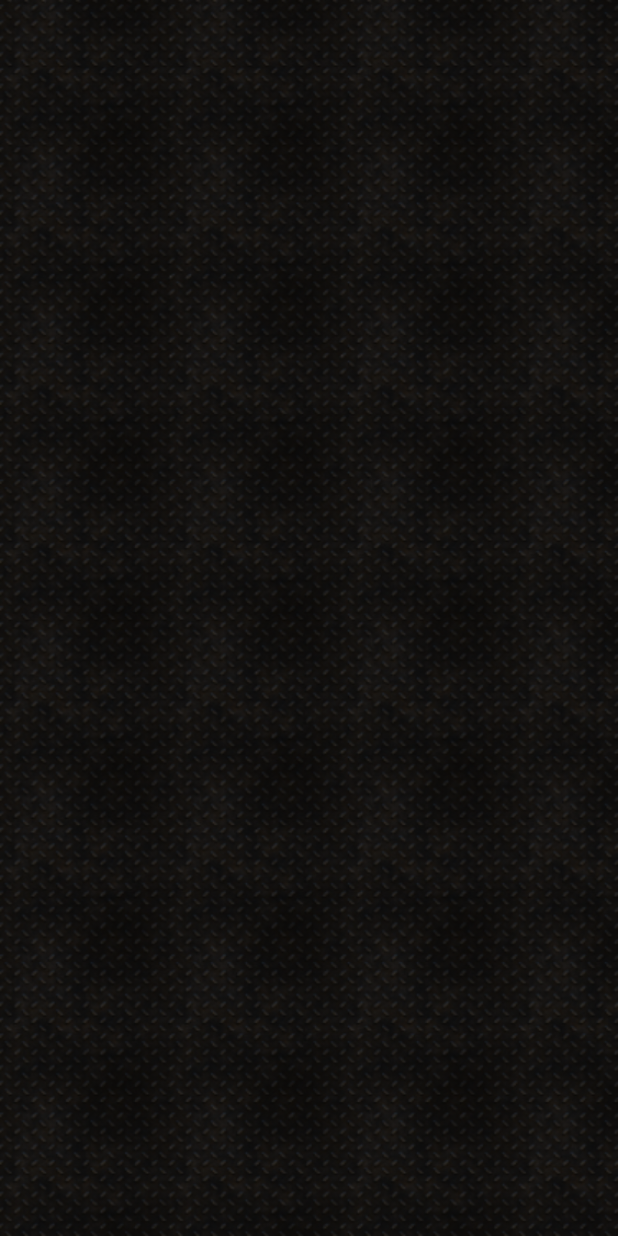
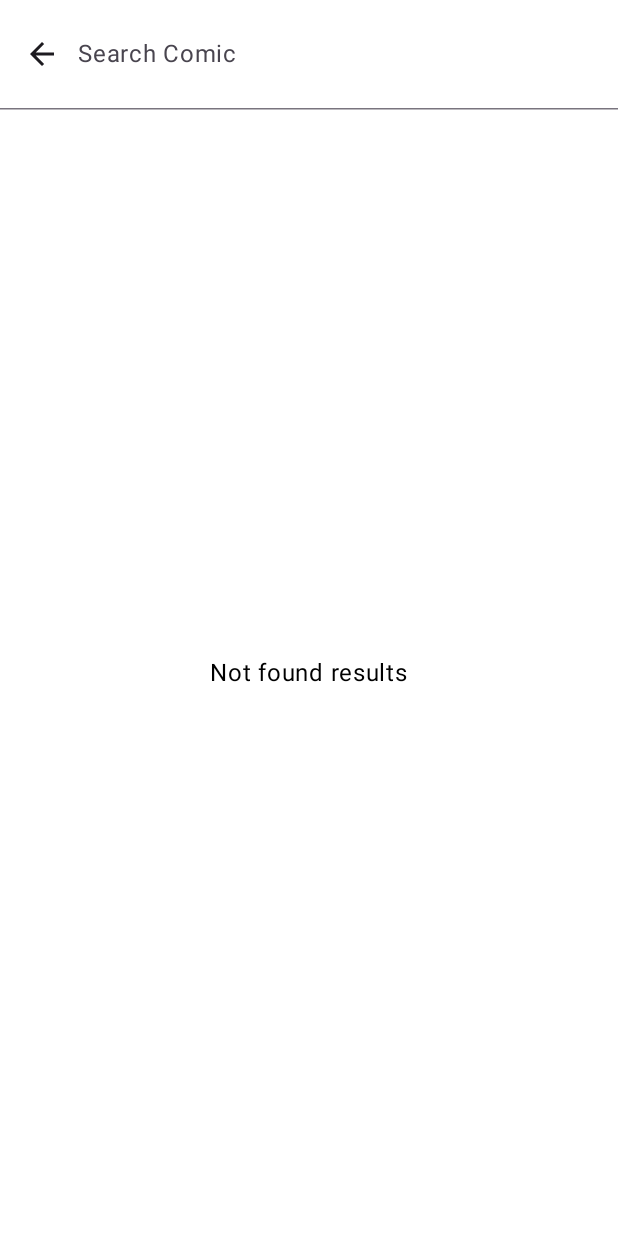
Before and after one commit to alvarof18/marvelinfo, an Android app built with Jetpack Compose: the SearchScreen screen opened through its navigation route, on a phone screen of 412 x 824 dp. Run offline under Robolectric (Android 15) with nearby library versions, the phone set to English and light mode, and no system bars; our stand-ins replace Room's generated code; network calls fail; pictures from the network do not load; 1 statement that could not run was skipped.

Commit message:
Search Screen Done!!

```diff
--- a/app/src/main/java/com/alvarof18/marvelinfo/config/MarvelInfoNav.kt
+++ b/app/src/main/java/com/alvarof18/marvelinfo/config/MarvelInfoNav.kt
@@ -1,8 +1,6 @@
 package com.alvarof18.marvelinfo.config
 
 
-import androidx.compose.animation.EnterTransition
-import androidx.compose.animation.ExitTransition
 import androidx.compose.runtime.Composable
 import androidx.compose.ui.Modifier
 import androidx.lifecycle.viewmodel.compose.viewModel
@@ -16,6 +14,7 @@ import com.alvarof18.marvelinfo.ui.comics.ComicsViewModel
 import com.alvarof18.marvelinfo.ui.comics.FavoriteComicScreen
 import com.alvarof18.marvelinfo.ui.home.HomeScreen
 import com.alvarof18.marvelinfo.ui.search.SearchScreen
+import com.alvarof18.marvelinfo.ui.search.SearchViewModel
 
 
 @Composable
@@ -24,18 +23,35 @@ fun MarvelInfoNav(
     modifier: Modifier = Modifier,
 ) {
 
-    val viewModelComic:ComicsViewModel = viewModel()
+    val viewModelComic: ComicsViewModel = viewModel()
+    val viewModelSearch: SearchViewModel = viewModel()
     NavHost(
         modifier = modifier,
         navController = navController, startDestination = Routes.Home.route,
-      //  enterTransition = { EnterTransition.None},
-      //  exitTransition = { ExitTransition.None }
+        //  enterTransition = { EnterTransition.None},
+        //  exitTransition = { ExitTransition.None }
     ) {
         composable(route = Routes.Home.route) { HomeScreen(navController = navController) }
-        composable(route = Routes.Comics.route) { ComicsScreen(navController = navController, comicViewModel = viewModelComic) }
-        composable(route = Routes.FavoriteComics.route){ FavoriteComicScreen(comicViewModel = viewModelComic,navController = navController )}
+        composable(route = Routes.Comics.route) {
+            ComicsScreen(
+                navController = navController,
+                comicViewModel = viewModelComic
+            )
+        }
+        composable(route = Routes.FavoriteComics.route) {
+            FavoriteComicScreen(
+                comicViewModel = viewModelComic,
+                navController = navController
+            )
+        }
         composable(route = Routes.Characters.route) { CharactersScreen() }
-        composable(route = Routes.SearchComic.route) { SearchScreen() }
+        composable(route = Routes.SearchComic.route) {
+            SearchScreen(
+                navController = navController,
+                viewModelSearch = viewModelSearch,
+                viewModelComic
+            )
+        }
         composable(route = Routes.ComicsDetails.route) { backStackEntry ->
             ComicDetailScreen(
                 comicViewModel = viewModelComic,
--- a/app/src/main/java/com/alvarof18/marvelinfo/data/mapper/MarvelMapper.kt
+++ b/app/src/main/java/com/alvarof18/marvelinfo/data/mapper/MarvelMapper.kt
@@ -33,5 +33,8 @@ class MarvelMapper {
                 format = marvelLocal.format
             )
         }
+
+
+
     }
 }
--- a/app/src/main/java/com/alvarof18/marvelinfo/data/network/clients/marvel/MarvelClient.kt
+++ b/app/src/main/java/com/alvarof18/marvelinfo/data/network/clients/marvel/MarvelClient.kt
@@ -9,4 +9,10 @@ interface MarvelClient{
     @GET("comics?ts=1&apikey=c99506d64c21e849503f53b22673b19f&hash=51b06d05d152ade14234d6579d79f9ae")
     suspend fun getComics( @Query("offset") offset:String): Response<MarvelResponse>
 
+    @GET("comics?ts=1&apikey=c99506d64c21e849503f53b22673b19f&hash=51b06d05d152ade14234d6579d79f9ae")
+    suspend fun searchComics( @Query("titleStartsWith") query:String): Response<MarvelResponse>
+
+    @GET("comics/{comicId}?ts=1&apikey=c99506d64c21e849503f53b22673b19f&hash=51b06d05d152ade14234d6579d79f9ae")
+    suspend fun getComicById(@Path("comicId") comicId:Long):Response<MarvelResponse>
+
 }
--- a/app/src/main/java/com/alvarof18/marvelinfo/domain/MarvelRepository.kt
+++ b/app/src/main/java/com/alvarof18/marvelinfo/domain/MarvelRepository.kt
@@ -4,6 +4,7 @@ import com.alvarof18.marvelinfo.domain.model.ComicsModel
 
 interface MarvelRepository {
     suspend fun getComics(offset:String):List<ComicsModel>
-
+    suspend fun searchComics(query:String):List<ComicsModel>
+    suspend fun getComicById(comicId:Long):ComicsModel
 
 }
--- a/app/src/main/java/com/alvarof18/marvelinfo/domain/usecases/GetComicsUseCase.kt
+++ b/app/src/main/java/com/alvarof18/marvelinfo/domain/usecases/GetComicsUseCase.kt
@@ -7,4 +7,7 @@ class GetComicsUseCase {
     private val repository = MarvelRepositoryImpl()
     suspend operator fun invoke(offset: String): List<ComicsModel> =
         repository.getComics(offset = offset)
+
+    suspend fun getComicById(comicId:Long):ComicsModel = repository.getComicById(comicId)
+
 }
--- /dev/null
+++ b/app/src/main/java/com/alvarof18/marvelinfo/domain/usecases/SearchComicUseCase.kt
@@ -0,0 +1,15 @@
+package com.alvarof18.marvelinfo.domain.usecases
+
+import com.alvarof18.marvelinfo.data.MarvelRepositoryImpl
+import com.alvarof18.marvelinfo.domain.model.ComicsModel
+
+class SearchComicUseCase {
+
+    private val repository = MarvelRepositoryImpl()
+
+    suspend fun searchComics(query: String): List<ComicsModel> {
+        return repository.searchComics(query)
+
+    }
+
+}
--- a/app/src/main/java/com/alvarof18/marvelinfo/ui/comics/ComicDetailScreen.kt
+++ b/app/src/main/java/com/alvarof18/marvelinfo/ui/comics/ComicDetailScreen.kt
@@ -15,7 +15,6 @@ import androidx.compose.foundation.rememberScrollState
 import androidx.compose.foundation.shape.RoundedCornerShape
 import androidx.compose.foundation.verticalScroll
 import androidx.compose.material.icons.Icons
-import androidx.compose.material.icons.automirrored.filled.ArrowBack
 import androidx.compose.material.icons.filled.Favorite
 import androidx.compose.material.icons.sharp.FavoriteBorder
 import androidx.compose.material3.HorizontalDivider
@@ -23,6 +22,8 @@ import androidx.compose.material3.Icon
 import androidx.compose.material3.IconButton
 import androidx.compose.material3.Text
 import androidx.compose.runtime.Composable
+import androidx.compose.runtime.collectAsState
+import androidx.compose.runtime.getValue
 import androidx.compose.ui.Alignment
 import androidx.compose.ui.Modifier
 import androidx.compose.ui.draw.clip
@@ -45,7 +46,8 @@ fun ComicDetailScreen(
     navController: NavHostController
 ) {
 
-    val comicSelected = comicViewModel.comicSelected
+    val comicSelected by comicViewModel.comicSelected.collectAsState()
+
 
     Box {
         Column(
--- a/app/src/main/java/com/alvarof18/marvelinfo/ui/comics/ComicsScreen.kt
+++ b/app/src/main/java/com/alvarof18/marvelinfo/ui/comics/ComicsScreen.kt
@@ -108,12 +108,6 @@ fun ComicsScreen(
 
 }
 
-//Todo {
-// - Colocar una imagen gif para el loading
-// - Realizar la peticion HTTP para buscar informacion del comic,
-// - Crear viewModelDetalle, navegar desde la principal hacia el detalle
-// }
-
 @Composable
 fun ComicItemCard(comic: ComicsModel, navigateTo: () -> Unit, viewModelComic: ComicsViewModel) {
 
--- a/app/src/main/java/com/alvarof18/marvelinfo/ui/ffff.kt
+++ /dev/null
@@ -1,4 +0,0 @@
-package com.alvarof18.marvelinfo.ui
-
-class ffff {
-}
--- a/app/src/main/java/com/alvarof18/marvelinfo/ui/search/SearchScreen.kt
+++ b/app/src/main/java/com/alvarof18/marvelinfo/ui/search/SearchScreen.kt
@@ -1,23 +1,167 @@
 package com.alvarof18.marvelinfo.ui.search
 
-import androidx.compose.foundation.background
+import androidx.compose.foundation.clickable
 import androidx.compose.foundation.layout.Box
+import androidx.compose.foundation.layout.Column
+import androidx.compose.foundation.layout.Row
+import androidx.compose.foundation.layout.Spacer
+import androidx.compose.foundation.layout.fillMaxHeight
 import androidx.compose.foundation.layout.fillMaxSize
+import androidx.compose.foundation.layout.fillMaxWidth
+import androidx.compose.foundation.layout.height
+import androidx.compose.foundation.layout.padding
+import androidx.compose.foundation.layout.width
+import androidx.compose.foundation.lazy.LazyColumn
+import androidx.compose.foundation.lazy.items
+import androidx.compose.material.icons.Icons
+import androidx.compose.material.icons.automirrored.filled.ArrowBack
+import androidx.compose.material.icons.filled.Clear
+import androidx.compose.material3.ExperimentalMaterial3Api
+import androidx.compose.material3.Icon
+import androidx.compose.material3.IconButton
+import androidx.compose.material3.SearchBar
+import androidx.compose.material3.SearchBarDefaults
+import androidx.compose.material3.Text
 import androidx.compose.runtime.Composable
+import androidx.compose.runtime.getValue
+import androidx.compose.runtime.mutableStateOf
+import androidx.compose.runtime.remember
+import androidx.compose.runtime.setValue
+import androidx.compose.ui.Alignment
 import androidx.compose.ui.Modifier
 import androidx.compose.ui.graphics.Color
+import androidx.compose.ui.platform.LocalContext
+import androidx.compose.ui.platform.LocalSoftwareKeyboardController
+import androidx.compose.ui.text.font.FontWeight
 import androidx.compose.ui.tooling.preview.Preview
+import androidx.compose.ui.unit.dp
+import androidx.navigation.NavHostController
+import coil.compose.AsyncImage
+import coil.request.ImageRequest
+import com.alvarof18.marvelinfo.config.Routes
+import com.alvarof18.marvelinfo.domain.model.ComicsModel
+import com.alvarof18.marvelinfo.ui.comics.ComicsViewModel
+
+
+@OptIn(ExperimentalMaterial3Api::class)
+@Composable
+fun SearchScreen(
+    navController: NavHostController,
+    viewModelSearch: SearchViewModel,
+    viewModelComic: ComicsViewModel
+) {
+
+    var query by remember {
+        mutableStateOf("")
+    }
+
+    var showClear by remember {
+        mutableStateOf(false)
+    }
+
+    var active by remember {
+        mutableStateOf(true)
+    }
+
+    val controller = LocalSoftwareKeyboardController.current
+
+    SearchBar(
+        modifier = Modifier.fillMaxWidth(),
+        leadingIcon = {
+            IconButton(onClick = { navController.popBackStack() }) {
+                Icon(imageVector = Icons.AutoMirrored.Filled.ArrowBack, contentDescription = "")
+            }
+        },
+        trailingIcon = {
+            if (showClear)
+                IconButton(onClick = {
+                    query = ""
+                    showClear = false
+                }) {
+                    Icon(imageVector = Icons.Default.Clear, contentDescription = "")
+                }
+        },
+        colors = SearchBarDefaults.colors(containerColor = Color.White),
+        placeholder = { Text(text = "Search Comic") },
+        shape = SearchBarDefaults.fullScreenShape,
+        query = query,
+        onQueryChange = {
+            query = it
+            showClear = query.isNotEmpty()
+            viewModelSearch.searchComic(query)
+
+        },
+        onSearch = {
+            viewModelSearch.searchComic(query)
+            controller?.hide()
+        },
+        active = active,
+        onActiveChange = { active = it }) {
+
+        //Resultado de la busqueda
+        if (viewModelSearch.listResult.isEmpty()) {
+            NotFoundData()
+        }
+        LazyColumn() {
+            items(viewModelSearch.listResult) { comic ->
+                ResultItem(comic = comic) {
+
+                    viewModelComic.getComicById(comicId = comic.id)
+                    navController.navigate(
+                        Routes.ComicsDetails.route.replace(
+                            oldValue = "{comicId}",
+                            newValue = comic.id.toString()
+                        )
+                    ){
+                       // popUpTo(Routes.SearchComic.route){inclusive = true}
+                        launchSingleTop = true
+                    }
+                }
+            }
+        }
+    }
+
+}
 
 @Composable
-fun SearchScreen(){
-        Box(modifier = Modifier.fillMaxSize()){
-
-        }
+fun NotFoundData() {
+    Box(contentAlignment = Alignment.Center, modifier = Modifier.fillMaxSize()) {
+        Text(text = "Not found results")
+    }
 }
 
-@Preview
 @Composable
-fun previewSearchScreen(){
+fun ResultItem(comic: ComicsModel, onClick: () -> Unit) {
 
-        SearchScreen()
+    Row(
+        modifier = Modifier
+            .fillMaxWidth()
+            .padding(8.dp)
+            .clickable { onClick() }
+    ) {
+        AsyncImage(
+            model = ImageRequest.Builder(LocalContext.current).data(comic.urlPoster).crossfade(true)
+                .build(), contentDescription = ""
+        )
+        Spacer(modifier = Modifier.width(8.dp))
+        Column(
+            Modifier
+                .fillMaxHeight()
+                .padding(vertical = 8.dp)
+        ) {
+            Text(text = comic.title, fontWeight = FontWeight.Bold)
+            Spacer(modifier = Modifier.height(4.dp))
+            Text(text = "Pages: ${comic.pages}")
+            Spacer(modifier = Modifier.height(4.dp))
+            Text(text = "Format: ${comic.format}")
+        }
+    }
+
 }
+
+@Preview(showBackground = true)
+@Composable
+fun previewSearchScreen() {
+
+    //  SearchScreen(navController, viewModelSearch)
+}
--- /dev/null
+++ b/app/src/main/java/com/alvarof18/marvelinfo/ui/search/SearchViewModel.kt
@@ -0,0 +1,28 @@
+package com.alvarof18.marvelinfo.ui.search
+
+import androidx.compose.runtime.mutableStateListOf
+import androidx.lifecycle.ViewModel
+import androidx.lifecycle.viewModelScope
+
+import com.alvarof18.marvelinfo.domain.model.ComicsModel
+import com.alvarof18.marvelinfo.domain.usecases.SearchComicUseCase
+import com.alvarof18.marvelinfo.ui.comics.ComicsViewModel
+import kotlinx.coroutines.launch
+
+class SearchViewModel: ViewModel(){
+
+    private val searchUseCase = SearchComicUseCase()
+
+
+    private var _listResult = mutableStateListOf<ComicsModel>()
+    var listResult: List<ComicsModel> = _listResult
+
+    fun searchComic(query:String) {
+        _listResult.clear()
+        if (query.length >= 3) {
+            viewModelScope.launch {
+                _listResult.addAll(searchUseCase.searchComics(query))
+            }
+        }
+    }
+}
--- a/app/src/main/java/com/alvarof18/marvelinfo/ui/theme/MapperComics.kt
+++ /dev/null
@@ -1,4 +0,0 @@
-package com.alvarof18.marvelinfo.ui.theme
-
-class MapperComics {
-}
--- a/app/src/main/java/com/alvarof18/marvelinfo/ui/theme/Theme.kt
+++ b/app/src/main/java/com/alvarof18/marvelinfo/ui/theme/Theme.kt
@@ -10,6 +10,7 @@ import androidx.compose.material3.dynamicLightColorScheme
 import androidx.compose.material3.lightColorScheme
 import androidx.compose.runtime.Composable
 import androidx.compose.runtime.SideEffect
+import androidx.compose.ui.graphics.Color
 import androidx.compose.ui.graphics.toArgb
 import androidx.compose.ui.platform.LocalContext
 import androidx.compose.ui.platform.LocalView
@@ -41,7 +42,7 @@ private val LightColorScheme = lightColorScheme(
 fun MarvelinfoTheme(
     darkTheme: Boolean = isSystemInDarkTheme(),
     // Dynamic color is available on Android 12+
-    dynamicColor: Boolean = true,
+    dynamicColor: Boolean = false,
     content: @Composable () -> Unit
 ) {
     val colorScheme = when {
@@ -57,7 +58,7 @@ fun MarvelinfoTheme(
     if (!view.isInEditMode) {
         SideEffect {
             val window = (view.context as Activity).window
-            window.statusBarColor = colorScheme.primary.toArgb()
+            window.statusBarColor = Color.Black.toArgb()
             WindowCompat.getInsetsController(window, view).isAppearanceLightStatusBars = darkTheme
         }
     }
--- a/app/src/main/java/com/alvarof18/marvelinfo/ui/theme/ddd.kt
+++ /dev/null
@@ -1,4 +0,0 @@
-package com.alvarof18.marvelinfo.ui.theme
-
-class ddd {
-}
```
Also changed, not shown: app/src/main/java/com/alvarof18/marvelinfo/ContentScreens.kt (deleted, +0 -142 lines), app/src/main/java/com/alvarof18/marvelinfo/NavigationItem.kt (deleted, +0 -9 lines), app/src/main/java/com/alvarof18/marvelinfo/data/MarvelRepositoryImpl.kt (+8 -0 lines), app/src/main/java/com/alvarof18/marvelinfo/data/network/clients/marvel/MarvelServices.kt (+23 -1 lines), app/src/main/java/com/alvarof18/marvelinfo/ui/comics/ComicsViewModel.kt (+21 -5 lines), app/src/main/java/com/alvarof18/marvelinfo/ui/theme/MarvelModel.kt (deleted, +0 -17 lines).
